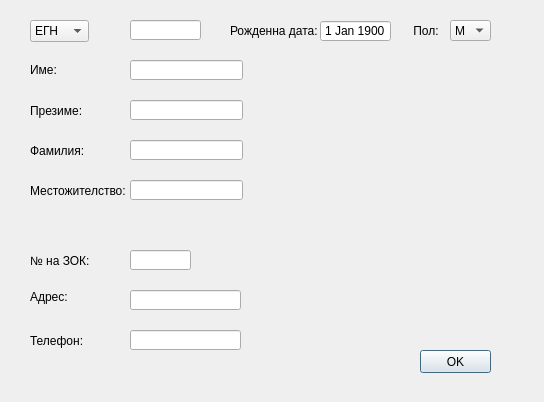
The window that src/View/PatientDialog/PatientFormDialog.ui (thefinalcutbg/DinoDent) describes before a commit, drawn with Qt 5.
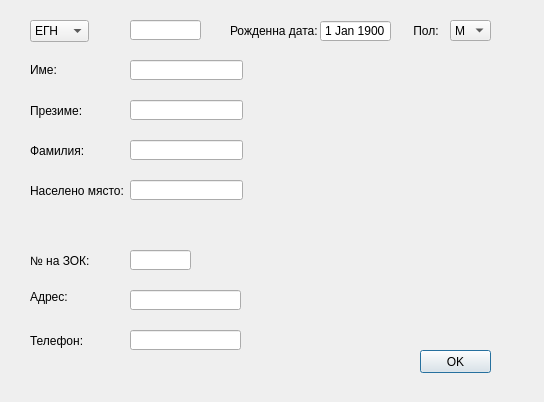
The same window after the commit. Custom widgets are drawn as their Qt base class.

```diff
--- a/src/View/PatientDialog/PatientFormDialog.ui
+++ b/src/View/PatientDialog/PatientFormDialog.ui
@@ -229,7 +229,7 @@
     </rect>
    </property>
    <property name="text">
-    <string>Местожителство:</string>
+    <string>Населено място:</string>
    </property>
   </widget>
   <widget class="QLabel" name="label_8">
```
